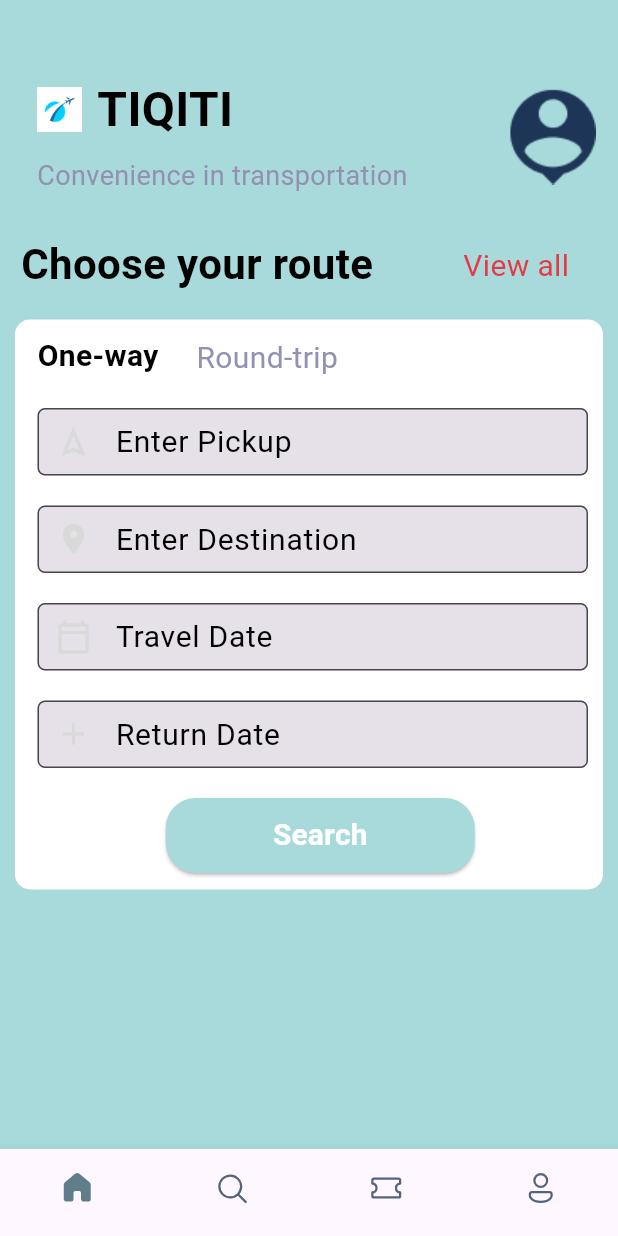
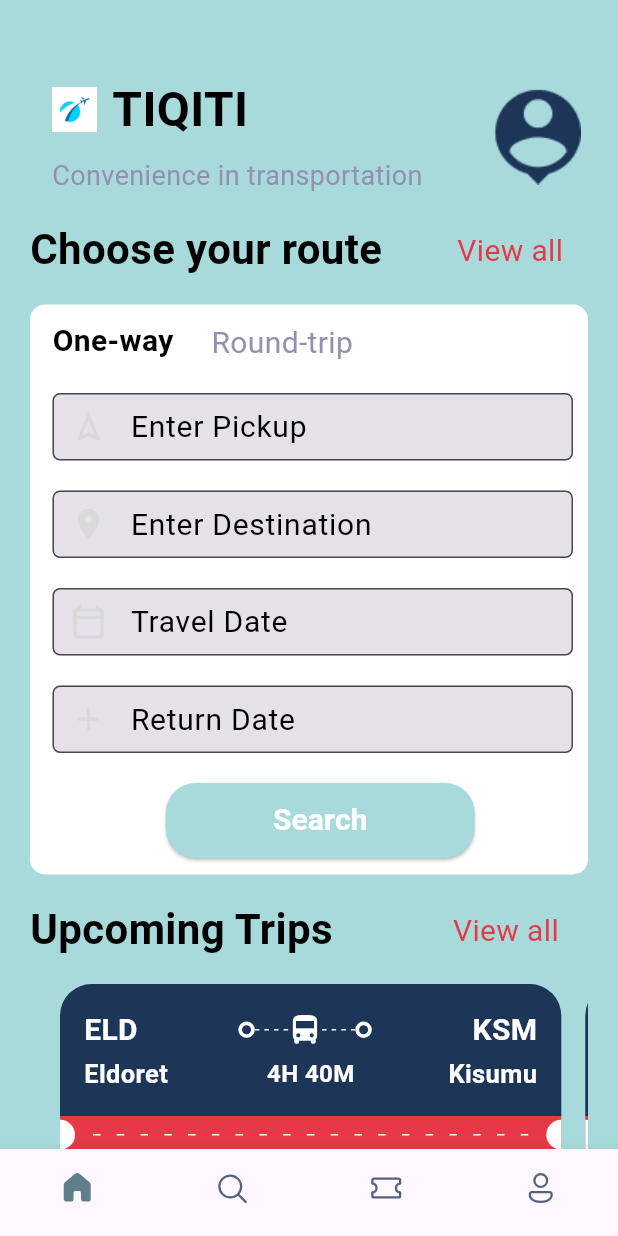
Before and after one commit to Weshy984/Final_Year_Project, a Flutter app: the screen it shows after launch, after a tap on "Sign Up", on a phone screen of 412 x 824 dp. Run offline on Flutter 3.47's test engine with Material 3 defaults, Android fonts, the light colour scheme and no system bars; our stand-ins replace animated_splash_screen, fluentui_icons, flutter_svg, gap; Roboto replaces fonts that are missing (Cambo, JetBrains Mono).

Commit message:
Add the ticket section

```diff
--- /dev/null
+++ b/lib/reusable_widgets/thick_container.dart
@@ -0,0 +1,18 @@
+import 'package:flutter/material.dart';
+
+class ThickContainer extends StatelessWidget {
+  const ThickContainer({super.key});
+
+  @override
+  Widget build(BuildContext context) {
+    return Container(
+      padding: const EdgeInsets.all(3.0),
+      decoration: BoxDecoration(
+        borderRadius: BorderRadius.circular(20),
+        border: Border.all(width: 2.5,
+          color: Colors.white
+        )
+      ),
+    );
+  }
+}
--- a/lib/screens/home_screen.dart
+++ b/lib/screens/home_screen.dart
@@ -3,6 +3,7 @@
 import 'package:gap/gap.dart';
 import 'package:tiqiti/reusable_widgets/reusable_widgets.dart';
 import 'package:tiqiti/screens/search_screen.dart';
+import 'package:tiqiti/screens/ticket_view.dart';
 
 class HomeScreen extends StatefulWidget {
   const HomeScreen({super.key});
@@ -20,6 +21,11 @@
     return Scaffold(
       backgroundColor: const Color(0XFFA8DADC),
       body:ListView(
+          children: [
+            Container(
+              height: MediaQuery.of(context).size.height,
+              padding: const EdgeInsets.symmetric(horizontal: 20),
+              child: Column(
                 children: [
                   const SizedBox(
                       child: Row(
@@ -75,12 +81,8 @@
                         ],
                       )
                   ),
-            const SizedBox(
-              height: 30,
-            ),
-            Padding(
-                padding: const EdgeInsets.only(left: 14),
-              child: Row(
+                  const Gap(20),
+                  Row(
                       children: [
                         const Text(
                           'Choose your route',
@@ -92,7 +94,7 @@
                             height: 0,
                           ),
                         ),
-                  const Gap(60),
+                        const Gap(50),
                         GestureDetector(
                           onTap: (){
                             Navigator.push(context,
@@ -111,12 +113,8 @@
                         )
                       ],
                     ),
-
-            ),
                   const Gap(20),
-            Padding(
-              padding: const EdgeInsets.only(left: 10,right: 10),
-              child: Container(
+                  Container(
                       height: 380,
                       decoration: ShapeDecoration(
                         color: Colors.white,
@@ -203,10 +201,53 @@
                         ),
                       ),
                     ),
+                  const Gap(20),
+                  Row(
+                      children: [
+                        const Text(
+                          'Upcoming Trips',
+                          style: TextStyle(
+                            color: Colors.black,
+                            fontSize: 28,
+                            fontFamily: 'JetBrains Mono',
+                            fontWeight: FontWeight.w700,
+                            height: 0,
+                          ),
+                        ),
+                        const Gap(80),
+                        GestureDetector(
+                          onTap: (){
+                            Navigator.push(context,
+                                MaterialPageRoute(builder: (context)=> const SearchScreen()));
+                          },
+                          child: const Text(
+                            'View all',
+                            style: TextStyle(
+                              color: Color(0xFFE63946),
+                              fontSize: 20,
+                              fontFamily: 'JetBrains Mono',
+                              fontWeight: FontWeight.w400,
+                              height: 0,
+                            ),
+                          ),
+                        )
+                      ],
                     ),
                   const Gap(20),
-
-
+                  const SingleChildScrollView(
+                    scrollDirection: Axis.horizontal,
+                    padding: const EdgeInsets.only(left: 20),
+                    child: Row(
+                      children: [
+                        TicketView(),
+                        TicketView(),
+                        TicketView(),
+                      ],
+                    ),
+                  ),
+                ],
+              ),
+            )
         ]
       )
     );
--- /dev/null
+++ b/lib/screens/ticket_view.dart
@@ -0,0 +1,266 @@
+import 'package:flutter/material.dart';
+import 'package:gap/gap.dart';
+import 'package:tiqiti/reusable_widgets/thick_container.dart';
+
+class TicketView extends StatelessWidget {
+  const TicketView({super.key});
+
+  @override
+  Widget build(BuildContext context) {
+    return SizedBox(
+      width: MediaQuery.of(context).size.width*0.85,
+      height: MediaQuery.of(context).size.height,
+      child: Container(
+        margin: const EdgeInsets.only(right: 16),
+        child: Column(
+          children: [
+            //shows the top section of ticket
+            Container(
+              decoration: const ShapeDecoration(
+                color: Color(0xFF1D3557),
+                shape: RoundedRectangleBorder(
+                  borderRadius: BorderRadius.only(
+                    topLeft: Radius.circular(21),
+                    topRight: Radius.circular(21),
+                  ),
+                ),
+              ),
+              padding: const EdgeInsets.all(16),
+              child: Column(
+                children: [
+                  Row(
+                    children: [
+                      const Text("ELD",
+                        style: TextStyle(
+                          color: Colors.white,
+                          fontSize: 20,
+                          fontFamily: 'JetBrains Mono',
+                          fontWeight: FontWeight.w700,
+                        ),
+                      ),
+                      const Spacer(),
+                      const ThickContainer(),
+                      Expanded(child: Stack(
+                        children: [
+                          SizedBox(
+                            height: 24,
+                            child: LayoutBuilder(
+                              builder: (BuildContext context, BoxConstraints constraints) {
+                                return Flex(
+                                  direction: Axis.horizontal,
+                                  mainAxisAlignment: MainAxisAlignment.spaceBetween,
+                                  children: List.generate((constraints.constrainWidth()/6).floor(), (index) => const SizedBox(
+                                    width: 3,
+                                    height: 1,
+                                    child: DecoratedBox(decoration: BoxDecoration(
+                                        color: Colors.white
+                                    )),
+                                  )),
+                                );
+                              },
+                            ),
+                          ),
+                          const Center(child: Icon(Icons.directions_bus, color: Colors.white,))
+                        ]
+                      )),
+                      const ThickContainer(),
+                      const Spacer(),
+                      const Text("KSM",
+                        style: TextStyle(
+                          color: Colors.white,
+                          fontSize: 20,
+                          fontFamily: 'JetBrains Mono',
+                          fontWeight: FontWeight.w700,
+                        ),
+                      ),
+
+                    ],
+                  ),
+                  const Gap(3),
+                  const Row(
+                    mainAxisAlignment: MainAxisAlignment.spaceBetween,
+                    children: [
+                      SizedBox(
+                        width: 100,
+                        child: Text("Eldoret",
+                          textAlign: TextAlign.start,
+                          style: TextStyle(
+                            color: Colors.white,
+                            fontSize: 17,
+                            fontFamily: 'JetBrains Mono',
+                            fontWeight: FontWeight.w700,
+                          ),
+                        ),
+                      ),
+                      Text("4H 40M",
+                        textAlign: TextAlign.center,
+                        style: TextStyle(
+                            color: Colors.white,
+                            fontSize: 16,
+                            fontFamily: 'JetBrains Mono',
+                            fontWeight: FontWeight.w700,
+                      )),
+                      SizedBox(
+                        width: 100,
+                        child: Text("Kisumu",
+                          textAlign: TextAlign.end,
+                          style: TextStyle(
+                            color: Colors.white,
+                            fontSize: 17,
+                            fontFamily: 'JetBrains Mono',
+                            fontWeight: FontWeight.w700,
+                          ),
+                        ),
+                      ),
+                    ],
+                  )
+                ],
+              ),
+            ),
+            //show the middle part of ticket
+            Container(
+              color: const Color(0xFFE63946),
+              child: Row(
+                children: [
+                  const SizedBox(
+                    height: 20,
+                    width: 10,
+                    child: DecoratedBox(
+                      decoration: BoxDecoration(
+                          color:  Colors.white,
+                          borderRadius: BorderRadius.only(
+                              bottomRight: Radius.circular(10),
+                              topRight: Radius.circular(10)
+                          )
+                      ),
+                    ),
+                  ),
+                  Expanded(child: Padding(
+                    padding: const EdgeInsets.all(12.0),
+
+                    child: LayoutBuilder(
+                      builder: (BuildContext context , BoxConstraints constraints ) {
+                        return Flex(
+                            direction: Axis.horizontal,
+                            mainAxisAlignment: MainAxisAlignment.spaceBetween,
+                            mainAxisSize: MainAxisSize.max,
+                            children: List.generate((constraints.constrainWidth()/15).floor(), (index) => const SizedBox(
+                              width: 5, height: 1,
+                              child:  DecoratedBox(
+                                decoration: BoxDecoration(
+                                    color: Colors.white                                ),
+                              ),
+                            ))
+                        );
+                      },
+                    ),
+                  )),
+                  const SizedBox(
+                    height: 20,
+                    width: 10,
+                    child: DecoratedBox(
+                      decoration: BoxDecoration(
+                          color:  Colors.white,
+                          borderRadius: BorderRadius.only(
+                              bottomLeft: Radius.circular(10),
+                              topLeft: Radius.circular(10)
+                          )
+                      ),
+                    ),
+                  )
+                ],
+              ),
+
+            ),
+            //show the lower part of ticket
+            Container(
+              decoration: const ShapeDecoration(
+                color: Color(0xFFE63946),
+                shape: RoundedRectangleBorder(
+                  borderRadius: BorderRadius.only(
+                    bottomLeft: Radius.circular(21),
+                    bottomRight: Radius.circular(21),
+                  ),
+                ),
+              ),
+              padding: const EdgeInsets.only(left: 16,top: 10,right: 16,bottom: 16),
+              child: const Column(
+                children: [
+                  Row(
+                    mainAxisAlignment: MainAxisAlignment.spaceBetween,
+                    children: [
+                      Column(
+                        crossAxisAlignment: CrossAxisAlignment.start,
+                        children: [
+                          Text('10 JULY',
+                           style: TextStyle(
+                              color: Colors.white,
+                              fontSize: 20,
+                              fontWeight: FontWeight.w700,
+                           )
+                          ),
+                          Gap(3),
+                          Text("Date",
+                            style: TextStyle(
+                              color: Colors.white,
+                              fontSize: 17,
+                              fontWeight: FontWeight.w700
+                            ),
+                          )
+
+                        ],
+                      ),
+                      Column(
+                        crossAxisAlignment: CrossAxisAlignment.center,
+                        children: [
+                          Text('0900HRS',
+                              style: TextStyle(
+                                color: Colors.white,
+                                fontSize: 20,
+                                fontWeight: FontWeight.w700,
+                              )
+                          ),
+                          Gap(3),
+                          Text("Departure Time",
+                            style: TextStyle(
+                                color: Colors.white,
+                                fontSize: 17,
+                                fontWeight: FontWeight.w700
+                            ),
+                          )
+
+                        ],
+                      ),
+                      Column(
+                        crossAxisAlignment: CrossAxisAlignment.end,
+                        children: [
+                          Text('27',
+                              style: TextStyle(
+                                color: Colors.white,
+                                fontSize: 20,
+                                fontWeight: FontWeight.w700,
+                              )
+                          ),
+                          Gap(3),
+                          Text("Seat No.",
+                            style: TextStyle(
+                                color: Colors.white,
+                                fontSize: 17,
+                                fontWeight: FontWeight.w700
+                            ),
+                          )
+
+                        ],
+                      ),
+
+                    ],
+                  )
+                ],
+              ),
+            )
+          ],
+        ),
+      ),
+    );
+  }
+}
```
Lines whose indentation alone changed are shown as unchanged.
